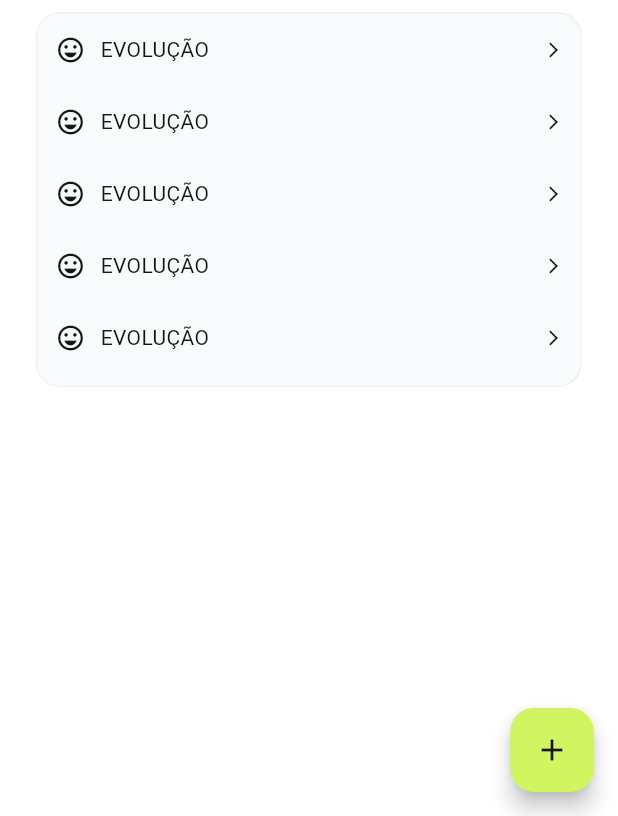
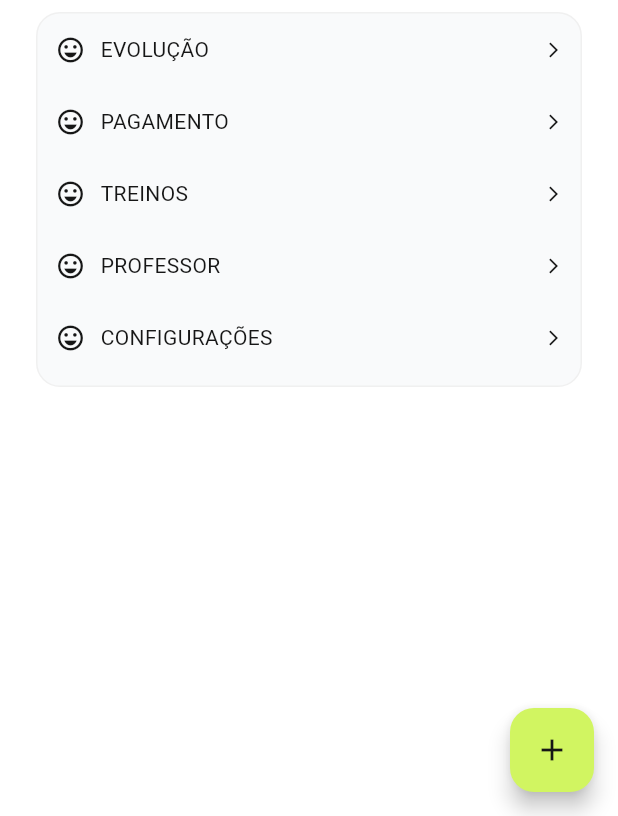
Before and after one commit to rafa-Nobre/Fitzone_Mobile, a Flutter app: the screen it shows after launch, on a phone screen of 412 x 824 dp, the part 420-1236 px from its top. Run offline on Flutter 3.47's test engine with Material 3 defaults, Android fonts, the light colour scheme and no system bars.

Commit message:
refactor: Update ContaScreen and main.dart

```diff
--- a/lib/common/theme/theme_provider.dart
+++ b/lib/common/theme/theme_provider.dart
@@ -1,6 +1,5 @@
 import 'package:fitzone_app/common/theme/app_theme.dart';
 import 'package:flutter/material.dart';
-import 'package:flutter/widgets.dart';
 
 class ThemeProvider with ChangeNotifier {
 
@@ -17,7 +16,7 @@ class ThemeProvider with ChangeNotifier {
     _themeData = _themeData == lightMode
     ? darkMode
     : lightMode;
-      notifyListeners();
+    notifyListeners();
   }
 
 }
--- a/lib/screens/conta_screen/conta_screen.dart
+++ b/lib/screens/conta_screen/conta_screen.dart
@@ -1,5 +1,6 @@
 import 'package:fitzone_app/common/constants/metrics.dart';
 import 'package:fitzone_app/common/theme/theme_provider.dart';
+import 'package:fitzone_app/screens/conta_screen/widgets/ButtonMenu.dart';
 import 'package:flutter/material.dart';
 import 'package:provider/provider.dart';
 
@@ -26,35 +27,42 @@ class ContaScreen extends StatelessWidget {
                 height: defaultSpacing,
               ),
               const Status(),
-              const SizedBox(height: largeSpacing,),
+              const SizedBox(
+                height: largeSpacing,
+              ),
               const nivel(),
-              const SizedBox(height: extraLargeSpacing,),
+              const SizedBox(
+                height: extraLargeSpacing,
+              ),
               Column(
-
                 mainAxisAlignment: MainAxisAlignment.start,
                 crossAxisAlignment: CrossAxisAlignment.start,
                 children: [
                   const Text("FITZONE"),
-                  const SizedBox(height: minorSpacing,),
-                Container (
+                  const SizedBox(
+                    height: minorSpacing,
+                  ),
+                  Container(
                       height: 250,
                       width: double.infinity,
-
                       decoration: BoxDecoration(
                         color: Theme.of(context).colorScheme.surfaceContainer,
-                    border:
-                  Border.all(color: Theme.of(context).colorScheme.surfaceContainerLow),
-                  borderRadius: const BorderRadius.all(Radius.circular(16)),),
-                  child:
-                  Column(
+                        border: Border.all(
+                            color: Theme.of(context)
+                                .colorScheme
+                                .surfaceContainerLow),
+                        borderRadius:
+                            const BorderRadius.all(Radius.circular(16)),
+                      ),
+                      child: Column(
                         children: [
-                    ButtonMenuConta(),
-                     ButtonMenuConta(),
-                      ButtonMenuConta(),
-                       ButtonMenuConta(),
-                        ButtonMenuConta(),
-                  ],)
-                ),
+                          ButtonMenu(title: "Evolução",),
+                          ButtonMenu(title: "Pagamento"),
+                          ButtonMenu(title: "Treinos"),
+                          ButtonMenu(title:"Professor"),
+                          ButtonMenu(title: "Configurações"),
+                        ],
+                      )),
                 ],
               )
             ],
@@ -72,34 +80,6 @@ class ContaScreen extends StatelessWidget {
         ),
       ),
     );
-  }
-}
-
-class ButtonMenuConta extends StatelessWidget {
-  const ButtonMenuConta({
-    super.key,
-  });
-
-  @override
-  Widget build(BuildContext context) {
-    return TextButton(onPressed: () {},
-    child:  Row(
-      mainAxisAlignment: MainAxisAlignment.spaceBetween,
-      children: [
-        Row(
-          children: [
-            Icon(Icons.emoji_emotions_outlined,
-            color: Theme.of(context).colorScheme.onSurface,
-            size: 20),
-            const SizedBox(width: 10),
-            Text("EVOLUÇÃO", style: Theme.of(context).textTheme.bodyMedium),
-          ],
-        ),
-        Icon(Icons.arrow_forward_ios,
-        color: Theme.of(context).colorScheme.onSurface, size: 12,),
-
-      ],
-    ));
   }
 }
 
@@ -122,11 +102,11 @@ class nivel extends StatelessWidget {
               children: [
                 Text("Nível ",
                     style: TextStyle(
-                      fontSize: 12, )),
+                      fontSize: 12,
+                    )),
                 Text(
                   "CLASSIC",
-                  style: TextStyle(
-                      fontSize: 12, fontWeight: FontWeight.w600),
+                  style: TextStyle(fontSize: 12, fontWeight: FontWeight.w600),
                 ),
               ],
             ),
@@ -136,11 +116,10 @@ class nivel extends StatelessWidget {
               children: [
                 Text(
                   "100",
+                  style: TextStyle(fontSize: 12, fontWeight: FontWeight.w600),
+                ),
+                Text(" pontos acumulados",
                     style: TextStyle(
-                      fontSize: 12, fontWeight: FontWeight.w600),
-                ),
-                Text(" pontos acumulados",style:
-                    TextStyle(
                       fontSize: 12,
                     ))
               ],
--- /dev/null
+++ b/lib/screens/conta_screen/widgets/ButtonMenu.dart
@@ -0,0 +1,36 @@
+import 'package:flutter/material.dart';
+
+class ButtonMenu extends StatelessWidget {
+
+
+  const ButtonMenu({
+    required this.title,
+    super.key,
+  });
+
+  final String title;
+
+  @override
+  Widget build(BuildContext context) {
+    return TextButton(
+        onPressed: () {},
+        child: Row(
+          mainAxisAlignment: MainAxisAlignment.spaceBetween,
+          children: [
+            Row(
+              children: [
+                Icon(Icons.emoji_emotions_outlined,
+                    color: Theme.of(context).colorScheme.onSurface, size: 20),
+                const SizedBox(width: 10),
+                Text(title.toUpperCase(), style: Theme.of(context).textTheme.bodyMedium),
+              ],
+            ),
+            Icon(
+              Icons.arrow_forward_ios,
+              color: Theme.of(context).colorScheme.onSurface,
+              size: 12,
+            ),
+          ],
+        ));
+  }
+}
```
Lines whose indentation alone changed are shown as unchanged.
